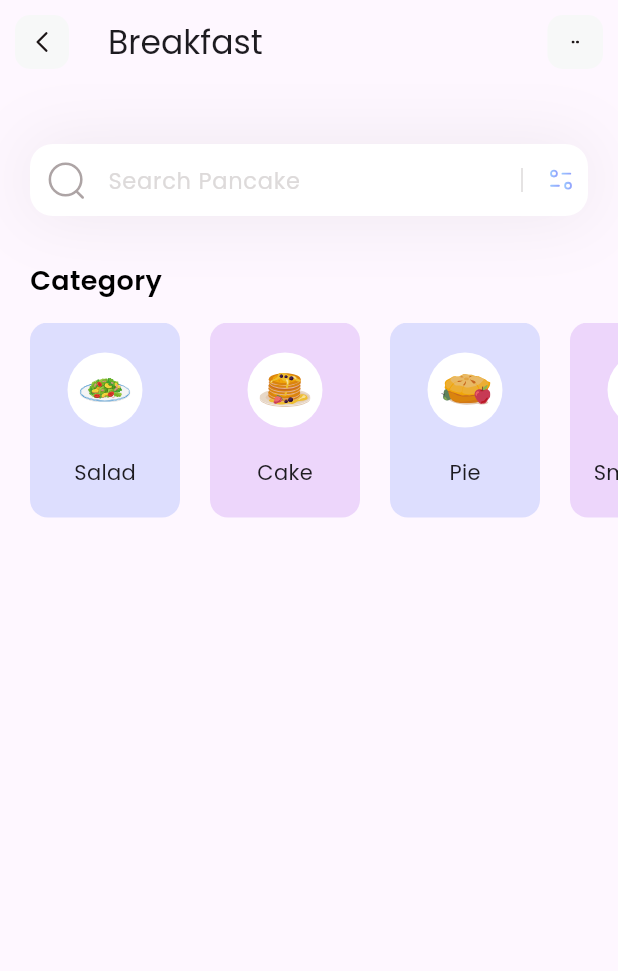
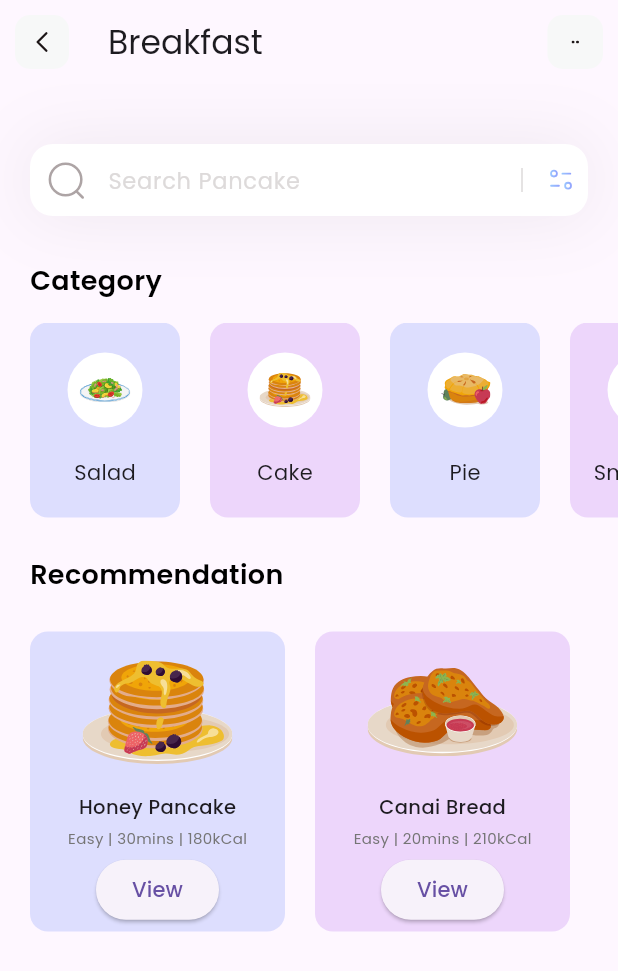
Before and after one commit to yile-li/flutter-fitness, a Flutter app: the screen it shows after launch, on a phone screen of 412 x 824 dp. Shown: the top 971 px of the screen. Run offline on Flutter 3.47's test engine with Material 3 defaults, Android fonts, the phone set to English and light mode, and no system bars; our stand-ins replace flutter_svg.

Commit message:
recommendation section first attempt

```diff
--- /dev/null
+++ b/lib/models/recommendation_model.dart
@@ -0,0 +1,40 @@
+import 'package:flutter/material.dart';
+
+class RecModel {
+  final String iconPath;
+  final String name;
+  final Color boxColor;
+  final String info;
+
+  RecModel({
+    required this.iconPath,
+    required this.name,
+    required this.boxColor,
+    required this.info,
+  });
+}
+
+List<RecModel> getRecommendationList() {
+  List<RecModel> categories = [
+    RecModel(
+        iconPath: 'assets/icons/Honey Pancakes icon.svg',
+        name: 'Honey Pancake',
+        boxColor: Color(0xff92A3FD),
+        info: 'Easy | 30mins | 180kCal'),
+    RecModel(
+        iconPath: 'assets/icons/Canai Bread.svg',
+        name: 'Canai Bread',
+        boxColor: Color(0XffC58BF2),
+        info: 'Easy | 20mins | 210kCal'),
+    // RecModel(
+    //     iconPath: "assets/icons/pie.svg",
+    //     name: 'Pie',
+    //     boxColor: Color(0xff92A3FD)),
+    // RecModel(
+    //     iconPath: 'assets/icons/orange.svg',
+    //     name: 'Smoothie',
+    //     boxColor: Color(0XffC58BF2))
+  ];
+
+  return categories;
+}
--- a/lib/pages/home.dart
+++ b/lib/pages/home.dart
@@ -1,7 +1,9 @@
 import 'dart:io';
 
 import 'package:fitness/models/category_model.dart';
+import 'package:fitness/models/recommendation_model.dart';
 import 'package:fitness/widgets/category_card.dart';
+import 'package:fitness/widgets/recommendation_card.dart';
 import 'package:flutter/material.dart';
 import 'package:flutter_svg/svg.dart';
 
@@ -11,12 +13,46 @@ class HomePage extends StatelessWidget {
   @override
   Widget build(BuildContext context) {
     List<CategoryModel> categories = getCategoryList();
+    List<RecModel> recommendations = getRecommendationList();
     return Scaffold(
         appBar: appBar(),
         body: Column(
           children: [
             _searchBar(),
-            Column(
+            _categorySection(categories),
+            SizedBox(height: 25),
+            Column(crossAxisAlignment: CrossAxisAlignment.start, children: [
+              Container(
+                margin: EdgeInsets.only(left: 20),
+                child: Text("Recommendation",
+                    style: TextStyle(
+                      color: Colors.black,
+                      fontSize: 18,
+                      fontWeight: FontWeight.w600,
+                    )),
+              ),
+              SizedBox(height: 25),
+              Container(
+                margin: EdgeInsets.only(left: 20),
+                height: 200,
+                child: ListView.separated(
+                  separatorBuilder: (context, index) => SizedBox(width: 20),
+                  scrollDirection: Axis.horizontal,
+                  itemCount: recommendations.length,
+                  itemBuilder: (context, index) => RecCard(
+                      iconPath: recommendations[index].iconPath,
+                      name: recommendations[index].name,
+                      background: recommendations[index].boxColor,
+                      info: recommendations[index].info),
+                ),
+              )
+            ])
+          ],
+        ));
+  }
+
+  Column _categorySection(List<CategoryModel> categories) {
+    return Column(
       crossAxisAlignment: CrossAxisAlignment.start,
       children: [
         const SizedBox(height: 30),
@@ -36,8 +72,7 @@ class HomePage extends StatelessWidget {
           child: ListView.separated(
               scrollDirection: Axis.horizontal,
               itemCount: categories.length,
-                      separatorBuilder: (context, index) =>
-                          const SizedBox(width: 20),
+              separatorBuilder: (context, index) => const SizedBox(width: 20),
               itemBuilder: (BuildContext context, int index) {
                 return CategoryCard(
                     iconPath: categories[index].iconPath,
@@ -46,9 +81,7 @@ class HomePage extends StatelessWidget {
               }),
         ),
       ],
-            )
-          ],
-        ));
+    );
   }
 
   Container _searchBar() {
--- /dev/null
+++ b/lib/widgets/recommendation_card.dart
@@ -0,0 +1,52 @@
+import 'package:flutter/material.dart';
+import 'package:flutter_svg/svg.dart';
+
+class RecCard extends StatelessWidget {
+  final String iconPath;
+  final String name;
+  final Color background;
+  final String info;
+
+  const RecCard({
+    Key? key,
+    required this.iconPath,
+    required this.name,
+    required this.background,
+    required this.info,
+  }) : super(key: key);
+
+  @override
+  Widget build(BuildContext context) {
+    return SizedBox(
+      width: 170,
+      child: Card(
+          margin: const EdgeInsets.all(0.0),
+          elevation: 0.0,
+          color: background.withOpacity(0.3),
+          child: Column(
+            mainAxisAlignment: MainAxisAlignment.spaceEvenly,
+            children: [
+              SizedBox(
+                width: 100,
+                height: 100,
+                child: SvgPicture.asset(iconPath),
+              ),
+              Text(
+                name,
+                style: const TextStyle(
+                  fontSize: 13,
+                  fontWeight: FontWeight.w500,
+                ),
+              ),
+              Text(info,
+                  style: TextStyle(
+                    color: Colors.grey[600],
+                    fontSize: 10,
+                    fontWeight: FontWeight.w100,
+                  )),
+              ElevatedButton(onPressed: () {}, child: Text("View"))
+            ],
+          )),
+    );
+  }
+}
```
Lines whose indentation alone changed are shown as unchanged.
